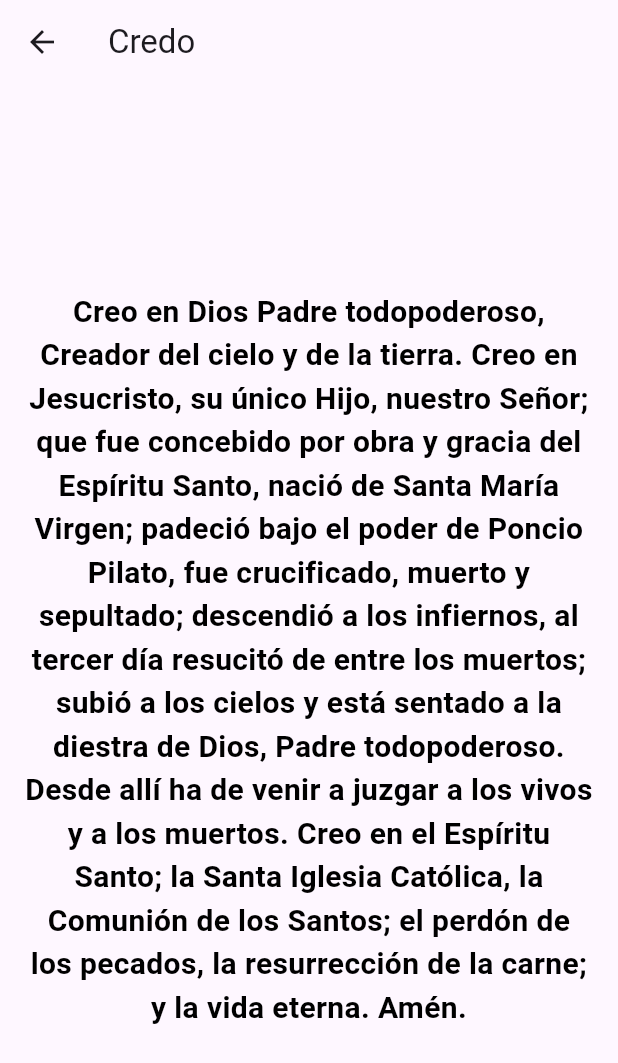
After one commit to meimeifriend/alcielo_1octubre_b, a Flutter app: the GuidedPrayerScreen screen opened directly, after a tap on "Credo", on a phone screen of 412 x 824 dp. The commit adds this screen. Shown: the top 1063 px of the screen. Run offline on Flutter 3.47's test engine with Material 3 defaults, Android fonts, the phone set to English and light mode, and no system bars; our stand-ins replace video_player.

Commit message:
credo, adicion exitosa

```diff
--- /dev/null
+++ b/lib/screens/credo_screen.dart
@@ -0,0 +1,26 @@
+import 'package:flutter/material.dart';
+
+class CredoScreen extends StatelessWidget {
+  const CredoScreen({super.key});
+
+  @override
+  Widget build(BuildContext context) {
+    return Scaffold(
+      appBar: AppBar(title: const Text('Credo')),
+      body: const Center(
+        child: Padding(
+          padding: EdgeInsets.all(16.0),
+          child: Text(
+            'Creo en Dios Padre todopoderoso, Creador del cielo y de la tierra. Creo en Jesucristo, su único Hijo, nuestro Señor; que fue concebido por obra y gracia del Espíritu Santo, nació de Santa María Virgen; padeció bajo el poder de Poncio Pilato, fue crucificado, muerto y sepultado; descendió a los infiernos, al tercer día resucitó de entre los muertos; subió a los cielos y está sentado a la diestra de Dios, Padre todopoderoso. Desde allí ha de venir a juzgar a los vivos y a los muertos. Creo en el Espíritu Santo; la Santa Iglesia Católica, la Comunión de los Santos; el perdón de los pecados, la resurrección de la carne; y la vida eterna. Amén.',
+            style: TextStyle(
+              fontSize: 20,
+              fontWeight: FontWeight.bold,
+              color: Colors.black,
+            ),
+            textAlign: TextAlign.center,
+          ),
+        ),
+      ),
+    );
+  }
+}
--- a/lib/screens/guided_prayer_screen.dart
+++ b/lib/screens/guided_prayer_screen.dart
@@ -3,6 +3,7 @@ import 'ave_maria_screen.dart'; // Asegúrate de que estos archivos existan
 import 'padre_nuestro_screen.dart';
 import 'gloria_screen.dart';
 import 'angel_guarda_screen.dart';
+import 'credo_screen.dart';
 
 class GuidedPrayerScreen extends StatelessWidget {
   const GuidedPrayerScreen({super.key});
@@ -51,6 +52,16 @@ class GuidedPrayerScreen extends StatelessWidget {
             },
             child: const Text('Angel de la Guarda'),
           ),
+// CREDO
+          ElevatedButton(
+            onPressed: () {
+              Navigator.push(
+                context,
+                MaterialPageRoute(builder: (context) => const CredoScreen()),
+              );
+            },
+            child: const Text('Credo'),
+          ),
         ],
       ),
     );
```
